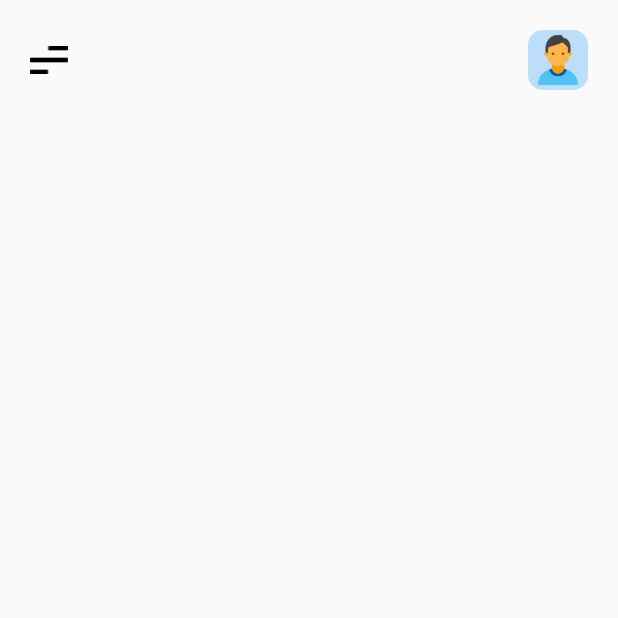
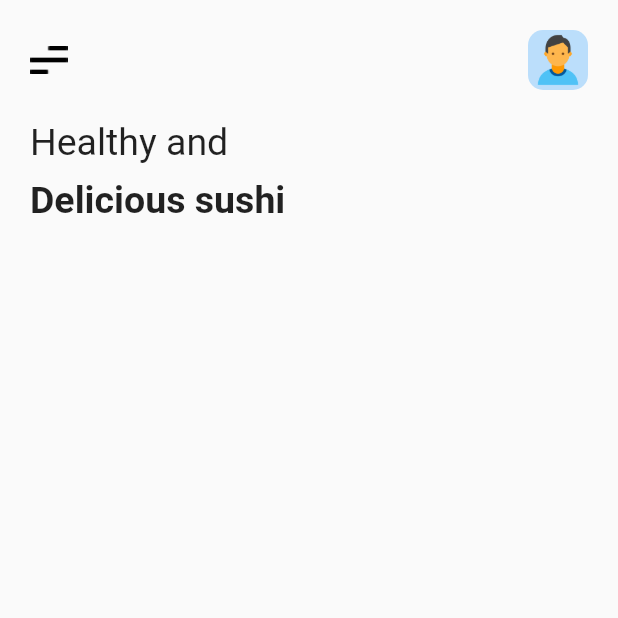
Before and after one commit to aledevme/sushiapp, a Flutter app: the Menu screen opened by its route, on a phone screen of 412 x 824 dp, the top half of it. Run offline on Flutter 3.47's test engine with Material 2 defaults, Android fonts, the phone set to English and light mode, and no system bars.

Commit message:
adding text presentation title in menu screen

```diff
--- a/lib/screens/menu.dart
+++ b/lib/screens/menu.dart
@@ -20,11 +20,31 @@ class _MenuState extends State<Menu> {
           child: Column(
             crossAxisAlignment: CrossAxisAlignment.start,
             children: [
-              _headerMenuAndProfile()
+              _headerMenuAndProfile(),
+              SizedBox(height: 20),
+              _textPresentation()
             ],
           ),
         ),
       ),
+    );
+  }
+
+  Widget _textPresentation(){
+    return Column(
+      crossAxisAlignment: CrossAxisAlignment.start,
+      children: [
+        Text('Healthy and', style: TextStyle(
+          fontSize: 25
+        )),
+        SizedBox(
+          height: 10,
+        ),
+        Text('Delicious sushi', style: TextStyle(
+          fontSize: 25,
+          fontWeight: FontWeight.w700
+        )),
+      ],
     );
   }
 
```
